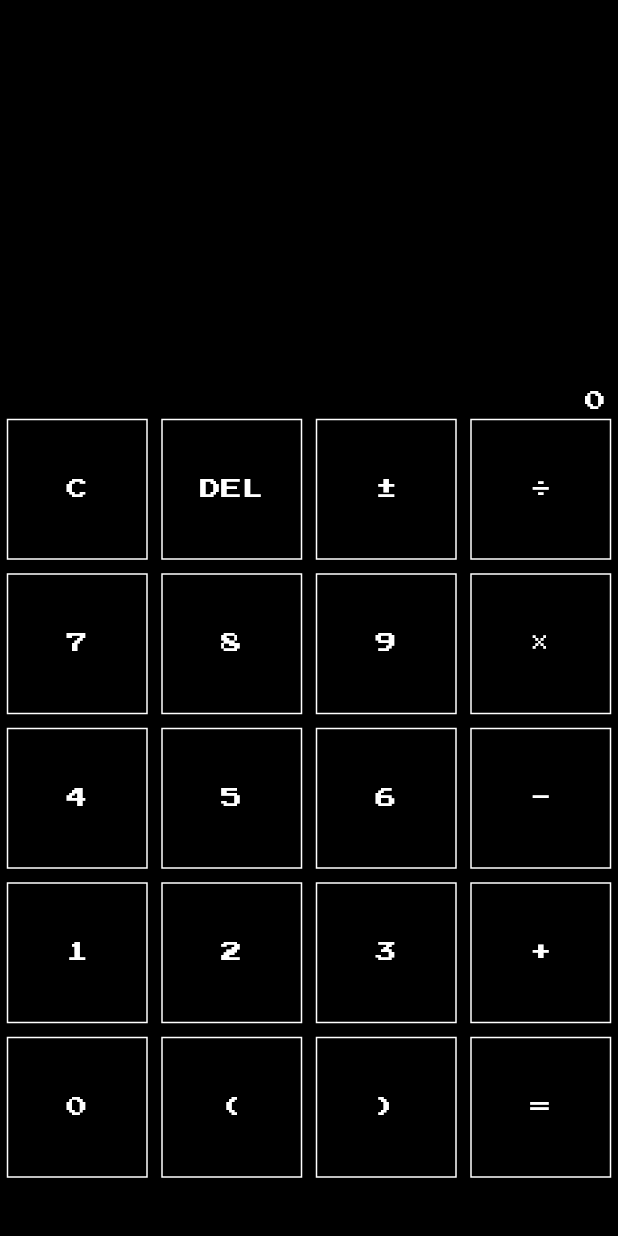
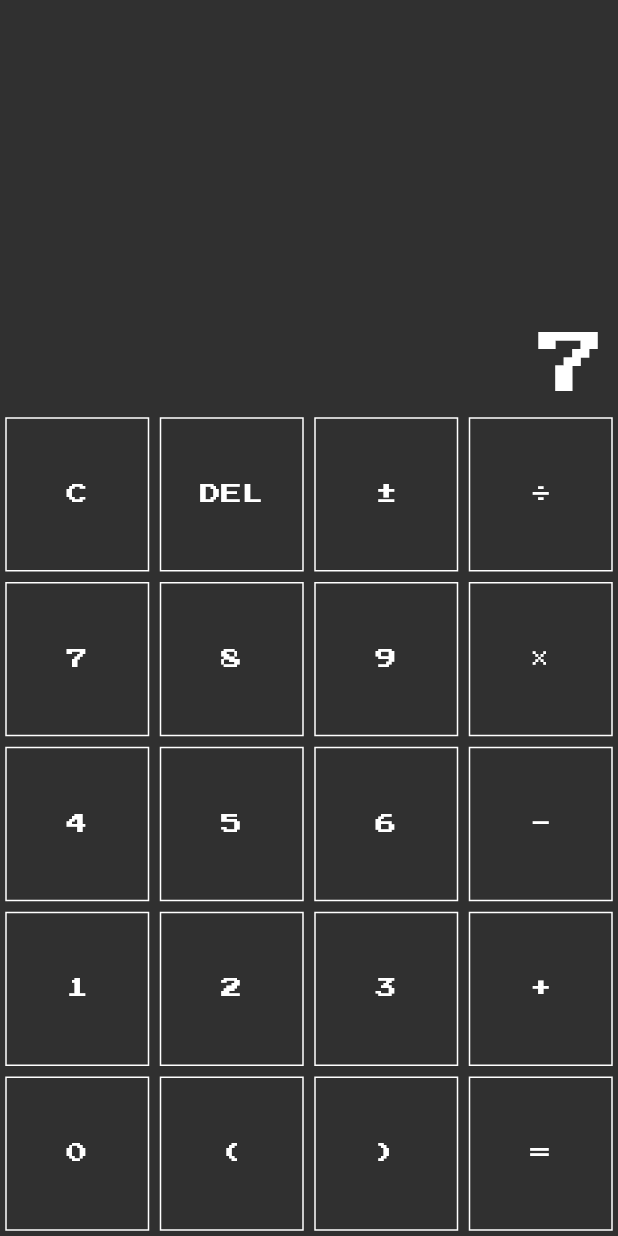
Before and after one commit to roscherk/software_engineering_sprint_0, a Flutter app: the screen it shows after launch, after a tap on an icon or button, on a phone screen of 412 x 824 dp. Run offline on Flutter 3.47's test engine with Material 2 defaults, Android fonts, the phone set to English and light mode, and no system bars; our stand-ins replace google_fonts.

Commit message:
feat: rework ui

```diff
--- a/lib/calc_button.dart
+++ b/lib/calc_button.dart
@@ -1,29 +1,42 @@
 import 'package:flutter/material.dart';
 
 class CalcButton extends StatelessWidget {
+  final String buttonText;
+  final Size size;
+  final onPressed;
   final Color borderColor;
   final Color textColor;
-  final String buttonText;
-  const CalcButton({super.key, required this.borderColor, required this.textColor, required this.buttonText});
+
+  const CalcButton(
+      {super.key,
+        required this.buttonText,
+        required this.size,
+        required this.onPressed,
+        this.borderColor = Colors.white,
+        this.textColor = Colors.white});
 
   @override
   Widget build(BuildContext context) {
-    return Padding(
-      padding: const EdgeInsets.all(5.0),
-        child: OutlinedButton(
-          style: OutlinedButton.styleFrom(
-            // shape: const RoundedRectangleBorder(borderRadius: BorderRadius.all(Radius.circular(10.0))),
-            shape: const ContinuousRectangleBorder(),
-            side: BorderSide(color: borderColor)
-          ),
-          onPressed: () {
-              debugPrint('$buttonText pressed');
-          },
-          child: Text(buttonText, style: TextStyle(color: textColor),)
-    ));
-  }
-
-  void _processTap() {
-
+    return SizedBox(
+      width: size.width,
+      height: size.height,
+      child: Padding(
+          padding: const EdgeInsets.all(4.0),
+          child: AspectRatio(
+            aspectRatio: 1,
+            child: OutlinedButton(
+                style: OutlinedButton.styleFrom(
+                    // shape: const RoundedRectangleBorder(borderRadius: BorderRadius.all(Radius.circular(10.0))),
+                    shape: const ContinuousRectangleBorder(),
+                    side: BorderSide(color: borderColor)),
+                onPressed: onPressed,
+                child: Text(
+                  buttonText,
+                  style: TextStyle(color: textColor),
+                )
+            ),
+          )
+      ),
+    );
   }
 }
--- a/lib/main.dart
+++ b/lib/main.dart
@@ -13,7 +13,7 @@ class Calculator extends StatelessWidget {
   Widget build(BuildContext context) {
     return MaterialApp(
       title: 'Calculator',
-      theme: ThemeData(
+      theme: ThemeData(  // это бесполезная штука, которая нигде не используется
           colorScheme: const ColorScheme(
               brightness: Brightness.dark,
               primary: Colors.white,
@@ -26,9 +26,7 @@ class Calculator extends StatelessWidget {
               onBackground: Colors.white,
               surface: Colors.white60,
               onSurface: Colors.white),
-          primaryColor: Colors.black,
-          textTheme: GoogleFonts.pressStart2pTextTheme()
-          ),
+          textTheme: GoogleFonts.pressStart2pTextTheme()),
       home: const CalculatorHomePage(),
     );
   }
@@ -42,62 +40,115 @@ class CalculatorHomePage extends StatefulWidget {
 }
 
 class _CalculatorHomePageState extends State<CalculatorHomePage> {
-  final String currentExpression = '0';
-  // void _incrementCounter() {
-  //   setState(() {
-  //     // This call to setState tells the Flutter framework that something has
-  //     // changed in this State, which causes it to rerun the build method below
-  //     // so that the display can reflect the updated values. If we changed
-  //     // _counter without calling setState(), then the build method would not be
-  //     // called again, and so nothing would appear to happen.
-  //   });
-  // }
+  String currentExpression = '';
+
+  void _handleButtonTap(String buttonText) {
+    const List<String> operations = ['C', 'DEL', '±', '÷', '×', '-', '+', '='];
+    // String lastChar = currentExpression.substring(0, currentExpression.length - 1);
+    if (operations.contains(buttonText)) {
+      if (buttonText == 'C') {
+        setState(() {
+          currentExpression = '';
+        });
+        return;
+      } else if (buttonText == 'DEL') {
+        setState(() {
+          currentExpression = currentExpression.substring(0, currentExpression.length - 1);
+        });
+        return;
+      } else if (buttonText == '±') {
+        //TODO
+        return;
+      } else if (buttonText == '=') {
+        //TODO
+        return;
+      } else if (operations.contains(currentExpression.substring(currentExpression.length - 1))) {
+        setState(() {
+          currentExpression = currentExpression.substring(0, currentExpression.length - 1) + buttonText;
+        });
+        return;
+      }
+    }
+    setState(() {
+      currentExpression += buttonText;
+    });
+  }
 
   @override
   Widget build(BuildContext context) {
-    List<String> buttons = [
-      'C', 'DEL', '±', '÷',
-      '7', '8', '9', '×',
-      '4', '5', '6', '-',
-      '1', '2', '3', '+',
-      '0', '(', ')', '='
+    const List<List<String>> buttons = [
+      ['C', 'DEL', '±', '÷',],
+      ['7', '8', '9', '×',],
+      ['4', '5', '6', '-',],
+      ['1', '2', '3', '+',],
+      ['0', '(', ')', '=']
     ];
-    debugPrint('viewPadding: ${MediaQuery.of(context).viewPadding.top}');
-    debugPrint('viewInsets: ${MediaQuery.of(context).viewInsets.top}');
+    // debugPrint('viewPadding.top: ${MediaQuery.of(context).viewPadding.top}');
+    // debugPrint('viewInsets.bottom: ${MediaQuery.of(context).padding.bottom}');
     // var style = ElevatedButton.styleFrom(
     //   shape: const CircleBorder(),
     //   backgroundColor: Colors.transparent,
     //   textStyle: const TextStyle(fontSize: 60),
     // );
     return Scaffold(
-      backgroundColor: Colors.black,
-      body: Column(
+      // backgroundColor: Colors.black,
+      body: LayoutBuilder(
+        builder: (BuildContext context, BoxConstraints constrains) {
+          var availableHeight = constrains.maxHeight - MediaQuery.of(context).viewPadding.top - MediaQuery.of(context).viewPadding.bottom;
+          var textBoxSize = availableHeight / 3;
+          var keyboardSize = 2 * availableHeight / 3;
+          var buttonSize = Size(constrains.maxWidth / buttons.first.length, keyboardSize / buttons.length);
+          // debugPrint(availableHeight.toString());
+          // debugPrint(buttonSize.toString());
+          return Padding(
+            padding: EdgeInsets.only(top: MediaQuery.of(context).viewPadding.top),
+            child: Column(
               children: [
-          Expanded(
+                SizedBox(
+                  width: constrains.maxWidth,
+                  height: textBoxSize,
                   child: Padding(
-                padding: EdgeInsets.fromLTRB(8, MediaQuery.of(context).viewPadding.top + 5, 8, 0),
+                      padding: const EdgeInsets.all(8),
                         child: Align(
                           alignment: Alignment.bottomRight,
-                  child: Text(currentExpression, style: TextStyle(color: Colors.white),),
+                          child: Text(
+                            currentExpression,
+                            style: Theme.of(context)
+                                .textTheme
+                                .displaySmall!
+                                .copyWith(color: Colors.white),
+                          ),
                         )
                     )
                 ),
-          Expanded(
-            flex: 2,
-            child: GridView.builder(
-                itemCount: buttons.length,
-                physics: const NeverScrollableScrollPhysics(),
-                gridDelegate: const SliverGridDelegateWithFixedCrossAxisCount(
-                    crossAxisCount: 4),
-                itemBuilder: (BuildContext context, int index) {
-                  return CalcButton(
-                      borderColor: Colors.white,
-                      textColor: Colors.white,
-                      buttonText: buttons[index]);
-                }),
+                SizedBox(
+                    width: constrains.maxWidth,
+                    height: keyboardSize,
+                    child: Align(
+                      alignment: Alignment.bottomCenter,
+                      child: Table(
+                        children: List<TableRow>.generate(
+                            buttons.length,
+                                (row) =>
+                                TableRow(
+                                    children: List<CalcButton>.generate(
+                                        buttons.first.length,
+                                            (index) =>
+                                            CalcButton(
+                                                buttonText: buttons[row][index],
+                                                size: buttonSize,
+                                                onPressed: () => _handleButtonTap(buttons[row][index]))
+                                    )
+                                )
+                        ),
+                      ),
+                    )
                 ),
               ],
             ),
           );
         }
+      ),
+    );
   }
+}
```
Lines whose indentation alone changed are shown as unchanged.
